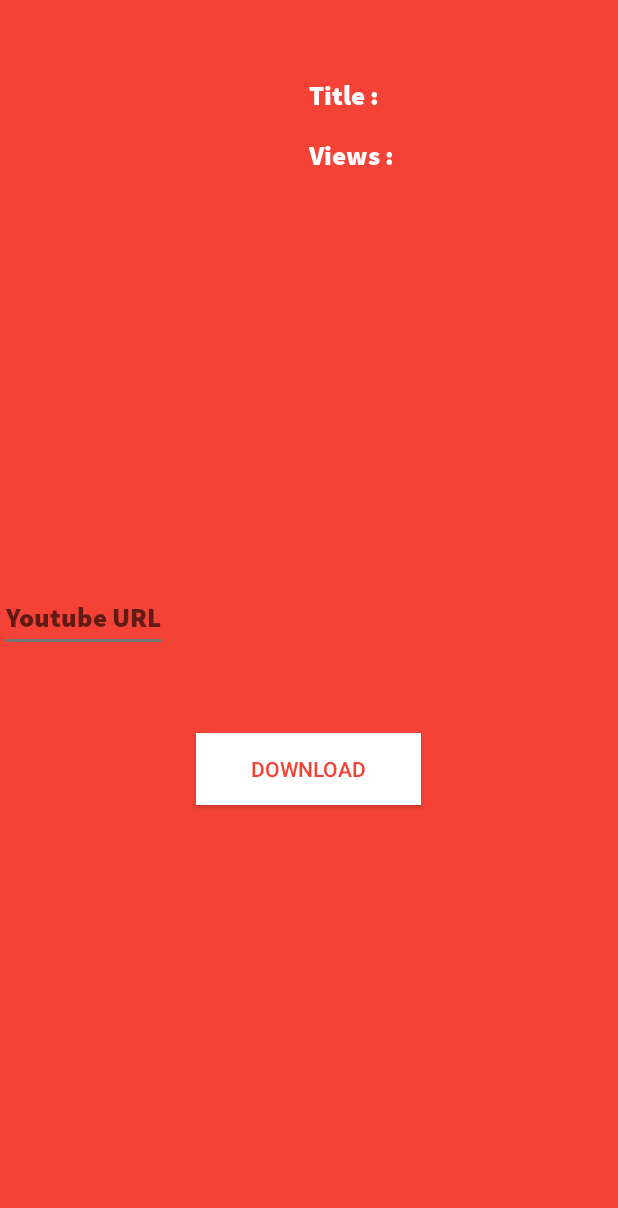
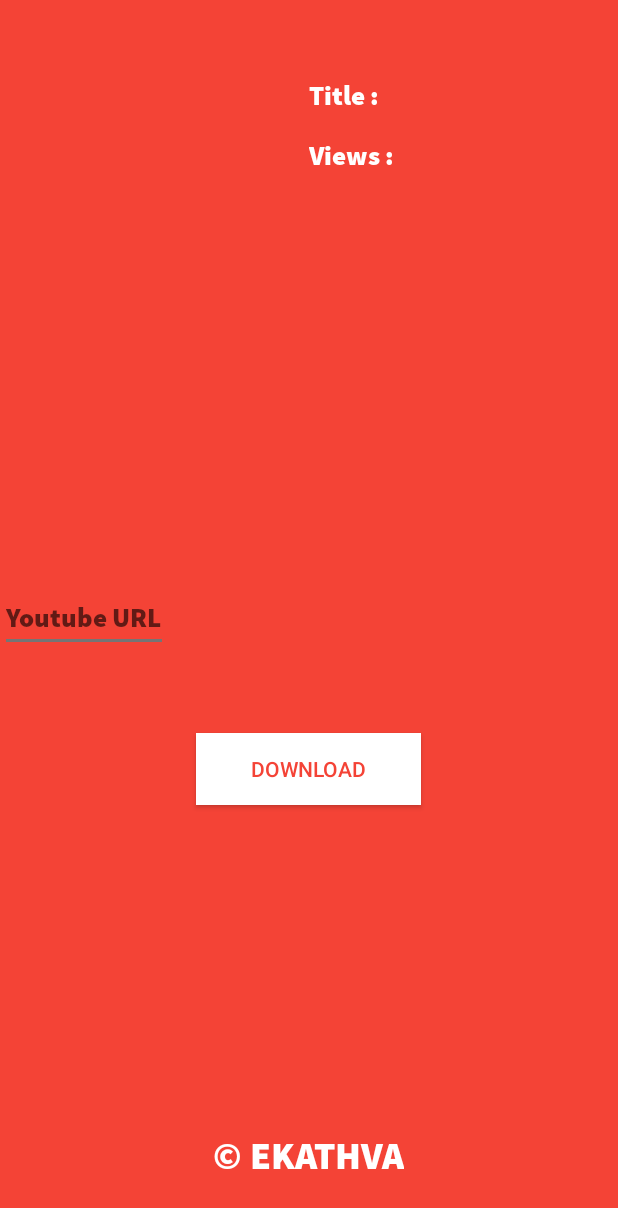
Before and after one commit to PSNAppz/YouTubeMp3Downloader, an Android app: the screen it shows after launch (MainActivity), on a phone screen of 412 x 824 dp. Shown: the top 1208 px of the screen. Run offline under Robolectric (Android 15) with nearby library versions, the phone set to English and light mode, and no system bars; our stand-ins replace AdMob; libraries missing offline, so code that uses them is left out: at.huber.youtubeExtractor.

Commit message:
Ekathva Label Added

```diff
--- a/app/src/main/java/com/ekathvatech/ytmp3downloader/MainActivity.java
+++ b/app/src/main/java/com/ekathvatech/ytmp3downloader/MainActivity.java
@@ -41,6 +41,8 @@ public class MainActivity extends AppCompatActivity{
         Typeface custom_font7 = Typeface.createFromAsset(getAssets(),  "fonts/SourceSansPro-Black.otf");
 
         mAdView = (AdView) findViewById(R.id.adView);
+        final TextView ek = (TextView) findViewById(R.id.tvekathva);
+        ek.setTypeface(custom_font7);
         AdRequest adRequest = new AdRequest.Builder().build();
         mAdView.loadAd(adRequest);
         editText = (EditText) findViewById(R.id.editText);
--- a/app/src/main/res/layout/activity_main.xml
+++ b/app/src/main/res/layout/activity_main.xml
@@ -58,4 +58,15 @@
         android:text="@string/author"
         android:layout_alignStart="@+id/textView2" />
 
+    <TextView
+        android:id="@+id/tvekathva"
+        android:textColor="@color/white"
+        android:textSize="25dp"
+        android:layout_width="wrap_content"
+        android:layout_height="wrap_content"
+        android:text="\u00a9 EKATHVA"
+        android:layout_above="@+id/adView"
+        android:layout_centerHorizontal="true"
+        android:layout_marginBottom="36dp" />
+
 </android.widget.RelativeLayout>
```
Also changed, not shown: 1 other file.
